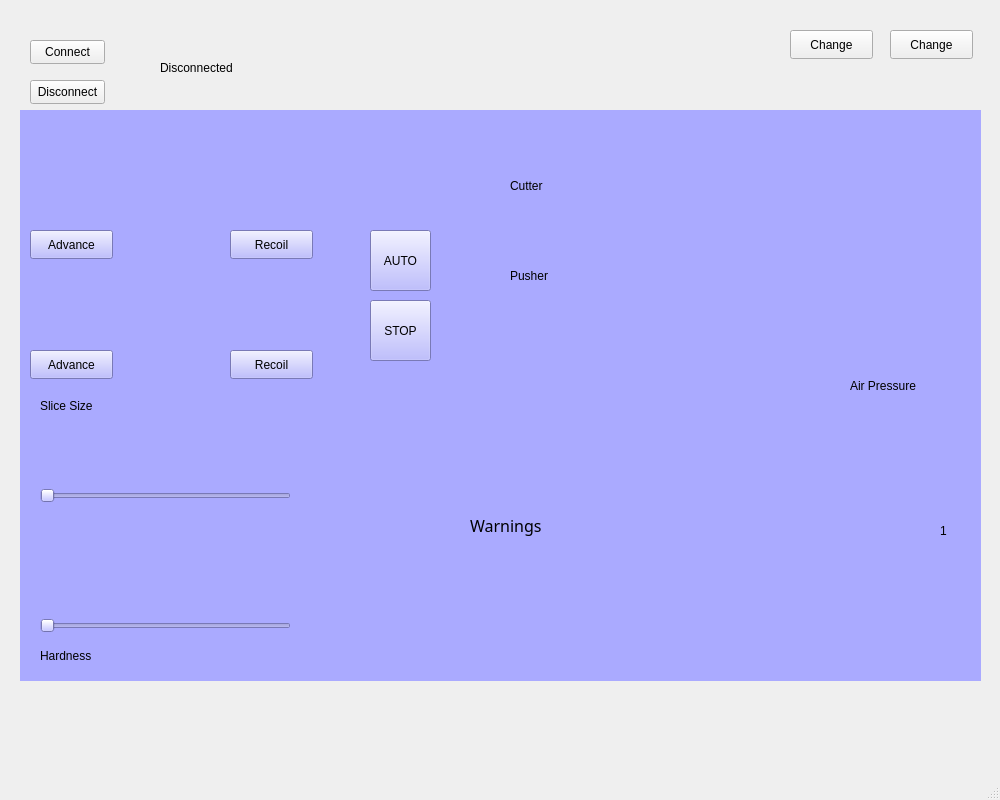
Before: the Qt Designer form ProyectoNeu.ui in osvaldillo/interfaz-banco-cortadora, drawn with Qt 5.
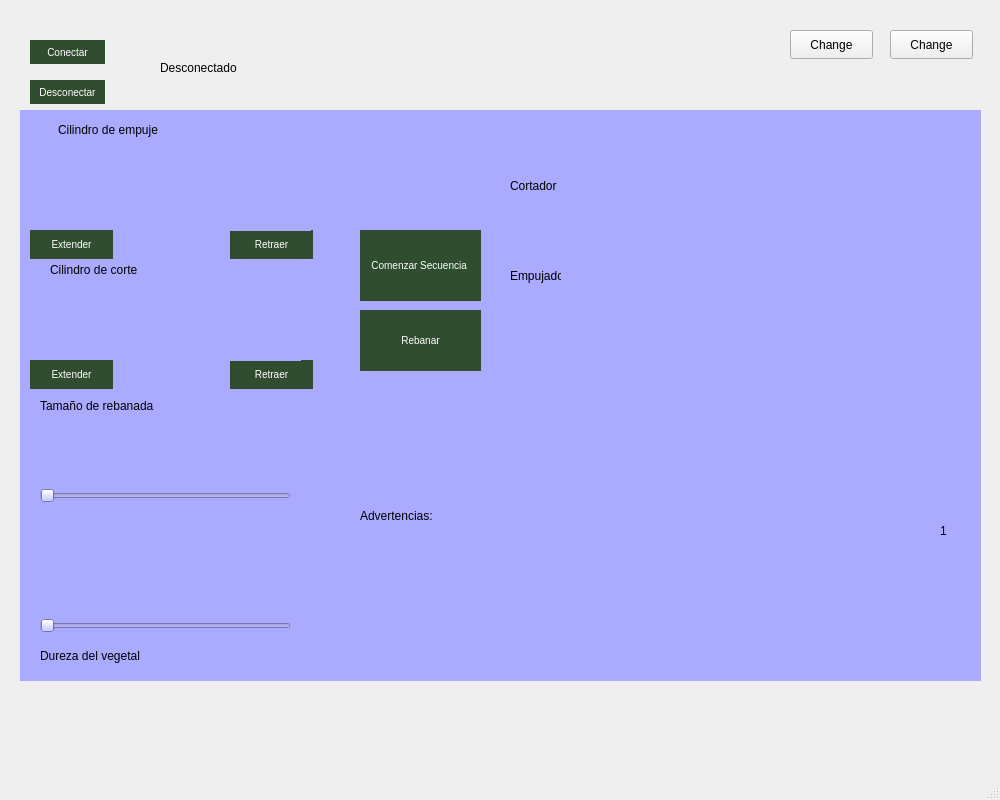
After: the same form once the commit is applied. The open tabs and pages were chosen to show the change. Icons and pictures are not drawn.

Commit message: version con mejoras. Posiblemente version final

Patch:
```diff
--- a/ProyectoNeu.ui
+++ b/ProyectoNeu.ui
@@ -66,7 +66,7 @@
        <string notr="true">color: rgb(0, 0, 0);</string>
       </property>
       <property name="text">
-       <string>Hardness</string>
+       <string>Dureza del vegetal</string>
       </property>
      </widget>
      <widget class="QLabel" name="label">
@@ -74,7 +74,7 @@
        <rect>
         <x>20</x>
         <y>280</y>
-        <width>101</width>
+        <width>121</width>
         <height>31</height>
        </rect>
       </property>
@@ -82,7 +82,7 @@
        <string notr="true">color: rgb(0, 0, 0);</string>
       </property>
       <property name="text">
-       <string>Slice Size</string>
+       <string>Tamaño de rebanada</string>
       </property>
      </widget>
      <widget class="QLabel" name="label_6">
@@ -108,10 +108,31 @@
        </rect>
       </property>
       <property name="styleSheet">
-       <string notr="true">color: rgb(0, 0, 0);</string>
+       <string notr="true">    QPushButton { 
+        background-color: #304D30; 
+        border: none; 
+        color: #333333; 
+        color: #ffffff;
+        font-family: Arial, sans-serif; 
+        font-size: 10px
+    } 
+    QPushButton:hover { 
+        background-color: #163020;
+        border: none;
+    }
+
+    QPushButton:pressed {
+        background-color: #B6C4B6;
+        border: none;
+    }
+    QPushButton:disabled {
+        background-color: #092635;
+        border: none;
+        color: #999999;
+    }</string>
       </property>
       <property name="text">
-       <string>Recoil</string>
+       <string>Retraer</string>
       </property>
      </widget>
      <widget class="QSlider" name="SliderHardness">
@@ -188,7 +209,7 @@
       <property name="geometry">
        <rect>
         <x>10</x>
-        <y>20</y>
+        <y>50</y>
         <width>281</width>
         <height>71</height>
        </rect>
@@ -201,23 +222,44 @@
       <property name="geometry">
        <rect>
         <x>210</x>
-        <y>240</y>
+        <y>250</y>
         <width>83</width>
         <height>29</height>
        </rect>
       </property>
       <property name="styleSheet">
-       <string notr="true">color: rgb(0, 0, 0);</string>
+       <string notr="true">    QPushButton { 
+        background-color: #304D30; 
+        border: none; 
+        color: #333333; 
+        color: #ffffff;
+        font-family: Arial, sans-serif; 
+        font-size: 10px
+    } 
+    QPushButton:hover { 
+        background-color: #163020;
+        border: none;
+    }
+
+    QPushButton:pressed {
+        background-color: #B6C4B6;
+        border: none;
+    }
+    QPushButton:disabled {
+        background-color: #092635;
+        border: none;
+        color: #999999;
+    }</string>
       </property>
       <property name="text">
-       <string>Recoil</string>
+       <string>Retraer</string>
       </property>
      </widget>
      <widget class="QLabel" name="label_9">
       <property name="geometry">
        <rect>
-        <x>10</x>
-        <y>160</y>
+        <x>0</x>
+        <y>180</y>
         <width>281</width>
         <height>71</height>
        </rect>
@@ -239,25 +281,6 @@
        <string/>
       </property>
      </widget>
-     <widget class="QLabel" name="label_8">
-      <property name="geometry">
-       <rect>
-        <x>770</x>
-        <y>500</y>
-        <width>71</width>
-        <height>71</height>
-       </rect>
-      </property>
-      <property name="text">
-       <string/>
-      </property>
-      <property name="pixmap">
-       <pixmap>Needle1.png</pixmap>
-      </property>
-      <property name="scaledContents">
-       <bool>true</bool>
-      </property>
-     </widget>
      <widget class="QPushButton" name="AdvanceA">
       <property name="geometry">
        <rect>
@@ -268,77 +291,105 @@
        </rect>
       </property>
       <property name="styleSheet">
-       <string notr="true">color: rgb(0, 0, 0);</string>
+       <string notr="true">    QPushButton { 
+        background-color: #304D30; 
+        border: none; 
+        color: #333333; 
+        color: #ffffff;
+        font-family: Arial, sans-serif; 
+        font-size: 10px
+    } 
+    QPushButton:hover { 
+        background-color: #163020;
+        border: none;
+    }
+
+    QPushButton:pressed {
+        background-color: #B6C4B6;
+        border: none;
+    }
+    QPushButton:disabled {
+        background-color: #092635;
+        border: none;
+        color: #999999;
+    }</string>
       </property>
       <property name="text">
-       <string>Advance</string>
+       <string>Extender</string>
       </property>
      </widget>
      <widget class="QPushButton" name="AdvanceB">
       <property name="geometry">
        <rect>
         <x>10</x>
-        <y>240</y>
+        <y>250</y>
         <width>83</width>
         <height>29</height>
        </rect>
       </property>
       <property name="styleSheet">
-       <string notr="true">color: rgb(0, 0, 0);</string>
+       <string notr="true">    QPushButton { 
+        background-color: #304D30; 
+        border: none; 
+        color: #333333; 
+        color: #ffffff;
+        font-family: Arial, sans-serif; 
+        font-size: 10px
+    } 
+    QPushButton:hover { 
+        background-color: #163020;
+        border: none;
+    }
+
+    QPushButton:pressed {
+        background-color: #B6C4B6;
+        border: none;
+    }
+    QPushButton:disabled {
+        background-color: #092635;
+        border: none;
+        color: #999999;
+    }</string>
       </property>
       <property name="text">
-       <string>Advance</string>
-      </property>
-     </widget>
-     <widget class="QPushButton" name="Stop">
-      <property name="geometry">
-       <rect>
-        <x>350</x>
-        <y>190</y>
-        <width>61</width>
-        <height>61</height>
-       </rect>
-      </property>
-      <property name="styleSheet">
-       <string notr="true">color: rgb(0, 0, 0);</string>
-      </property>
-      <property name="text">
-       <string>STOP</string>
+       <string>Extender</string>
       </property>
      </widget>
      <widget class="QPushButton" name="Auto">
       <property name="geometry">
        <rect>
-        <x>350</x>
+        <x>340</x>
         <y>120</y>
-        <width>61</width>
-        <height>61</height>
+        <width>121</width>
+        <height>71</height>
        </rect>
       </property>
       <property name="styleSheet">
-       <string notr="true">color: rgb(0, 0, 0);</string>
+       <string notr="true">    QPushButton { 
+        background-color: #304D30; 
+        border: none; 
+        color: #333333; 
+        color: #ffffff;
+        font-family: Arial, sans-serif; 
+        font-size: 10px
+    } 
+    QPushButton:hover { 
+        background-color: #163020;
+        border: none;
+    }
+
+    QPushButton:pressed {
+        background-color: #B6C4B6;
+        border: none;
+    }
+    QPushButton:disabled {
+        background-color: #092635;
+        border: none;
+        color: #999999;
+    }</string>
       </property>
       <property name="text">
-       <string>AUTO</string>
-      </property>
-     </widget>
-     <widget class="QLabel" name="PressInd">
-      <property name="geometry">
-       <rect>
-        <x>840</x>
-        <y>300</y>
-        <width>71</width>
-        <height>241</height>
-       </rect>
-      </property>
-      <property name="text">
-       <string/>
-      </property>
-      <property name="pixmap">
-       <pixmap>Press.png</pixmap>
-      </property>
-      <property name="scaledContents">
-       <bool>true</bool>
+       <string>Comenzar Secuencia </string>
       </property>
      </widget>
      <widget class="QLabel" name="Ban">
@@ -354,22 +405,6 @@
        <string/>
       </property>
      </widget>
-     <widget class="QLabel" name="label_41">
-      <property name="geometry">
-       <rect>
-        <x>830</x>
-        <y>260</y>
-        <width>101</width>
-        <height>31</height>
-       </rect>
-      </property>
-      <property name="styleSheet">
-       <string notr="true">color: rgb(0, 0, 0);</string>
-      </property>
-      <property name="text">
-       <string>Air Pressure</string>
-      </property>
-     </widget>
      <widget class="QLabel" name="label_42">
       <property name="geometry">
        <rect>
@@ -399,7 +434,7 @@
        <string notr="true">color: rgb(0, 0, 0);</string>
       </property>
       <property name="text">
-       <string>Cutter</string>
+       <string>Cortador</string>
       </property>
      </widget>
      <widget class="QLabel" name="label_45">
@@ -415,29 +450,99 @@
        <string notr="true">color: rgb(0, 0, 0);</string>
       </property>
       <property name="text">
-       <string>Pusher</string>
+       <string>Empujador</string>
       </property>
      </widget>
      <widget class="QLabel" name="label_46">
       <property name="geometry">
        <rect>
-        <x>450</x>
-        <y>400</y>
-        <width>141</width>
-        <height>31</height>
+        <x>38</x>
+        <y>10</y>
+        <width>131</width>
+        <height>20</height>
        </rect>
       </property>
-      <property name="font">
-       <font>
-        <family>ROG Fonts</family>
-        <pointsize>12</pointsize>
-       </font>
+      <property name="text">
+       <string>Cilindro de empuje</string>
+      </property>
+     </widget>
+     <widget class="QLabel" name="label_10">
+      <property name="geometry">
+       <rect>
+        <x>30</x>
+        <y>150</y>
+        <width>131</width>
+        <height>20</height>
+       </rect>
+      </property>
+      <property name="text">
+       <string>Cilindro de corte</string>
+      </property>
+     </widget>
+     <widget class="QPushButton" name="slicingButton">
+      <property name="geometry">
+       <rect>
+        <x>340</x>
+        <y>200</y>
+        <width>121</width>
+        <height>61</height>
+       </rect>
       </property>
       <property name="styleSheet">
-       <string notr="true">color: rgb(0, 0, 0);</string>
+       <string notr="true">    QPushButton { 
+        background-color: #304D30; 
+        border: none; 
+        color: #333333; 
+        color: #ffffff;
+        font-family: Arial, sans-serif; 
+        font-size: 10px
+    } 
+    QPushButton:hover { 
+        background-color: #163020;
+        border: none;
+    }
+
+    QPushButton:pressed {
+        background-color: #B6C4B6;
+        border: none;
+    }
+    QPushButton:disabled {
+        background-color: #092635;
+        border: none;
+        color: #999999;
+    }</string>
       </property>
       <property name="text">
-       <string>Warnings</string>
+       <string>Rebanar</string>
+      </property>
+     </widget>
+     <widget class="QLabel" name="label_8">
+      <property name="geometry">
+       <rect>
+        <x>340</x>
+        <y>390</y>
+        <width>81</width>
+        <height>31</height>
+       </rect>
+      </property>
+      <property name="text">
+       <string>Advertencias:</string>
+      </property>
+     </widget>
+     <widget class="QLabel" name="warningsLabel">
+      <property name="geometry">
+       <rect>
+        <x>340</x>
+        <y>440</y>
+        <width>271</width>
+        <height>111</height>
+       </rect>
+      </property>
+      <property name="text">
+       <string/>
+      </property>
+      <property name="alignment">
+       <set>Qt::AlignLeading|Qt::AlignLeft|Qt::AlignTop</set>
       </property>
      </widget>
     </widget>
@@ -742,8 +847,32 @@
       <height>24</height>
      </rect>
     </property>
+    <property name="styleSheet">
+     <string notr="true">    QPushButton { 
+        background-color: #304D30; 
+        border: none; 
+        color: #333333; 
+        color: #ffffff;
+        font-family: Arial, sans-serif; 
+        font-size: 10px
+    } 
+    QPushButton:hover { 
+        background-color: #163020;
+        border: none;
+    }
+
+    QPushButton:pressed {
+        background-color: #B6C4B6;
+        border: none;
+    }
+    QPushButton:disabled {
+        background-color: #092635;
+        border: none;
+        color: #999999;
+    }</string>
+    </property>
     <property name="text">
-     <string>Connect</string>
+     <string>Conectar</string>
     </property>
    </widget>
    <widget class="QLabel" name="connectionStateLabel">
@@ -756,7 +885,7 @@
      </rect>
     </property>
     <property name="text">
-     <string>Disconnected</string>
+     <string>Desconectado</string>
     </property>
    </widget>
    <widget class="QPushButton" name="disconnectionButton">
@@ -768,8 +897,32 @@
       <height>24</height>
      </rect>
     </property>
+    <property name="styleSheet">
+     <string notr="true">    QPushButton { 
+        background-color: #304D30; 
+        border: none; 
+        color: #333333; 
+        color: #ffffff;
+        font-family: Arial, sans-serif; 
+        font-size: 10px
+    } 
+    QPushButton:hover { 
+        background-color: #163020;
+        border: none;
+    }
+
+    QPushButton:pressed {
+        background-color: #B6C4B6;
+        border: none;
+    }
+    QPushButton:disabled {
+        background-color: #092635;
+        border: none;
+        color: #999999;
+    }</string>
+    </property>
     <property name="text">
-     <string>Disconnect</string>
+     <string>Desconectar</string>
     </property>
    </widget>
   </widget>
```
Left out of the diff: 157 changed lines with no effect on the pictures. The commit also changes 2 other files.
